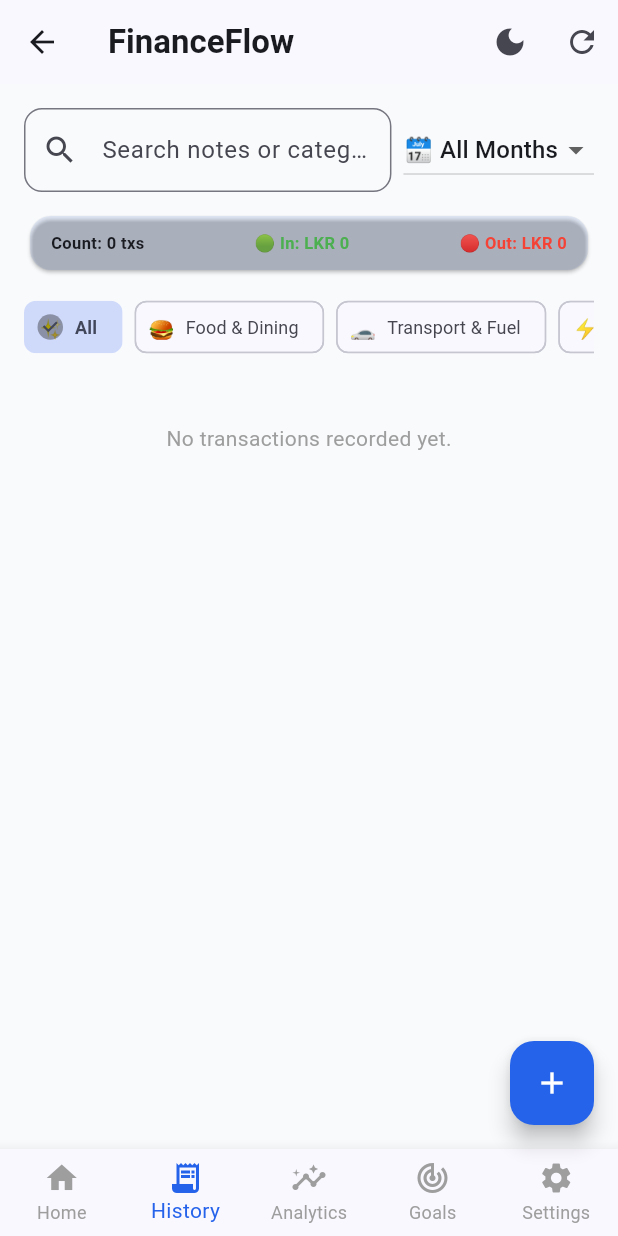
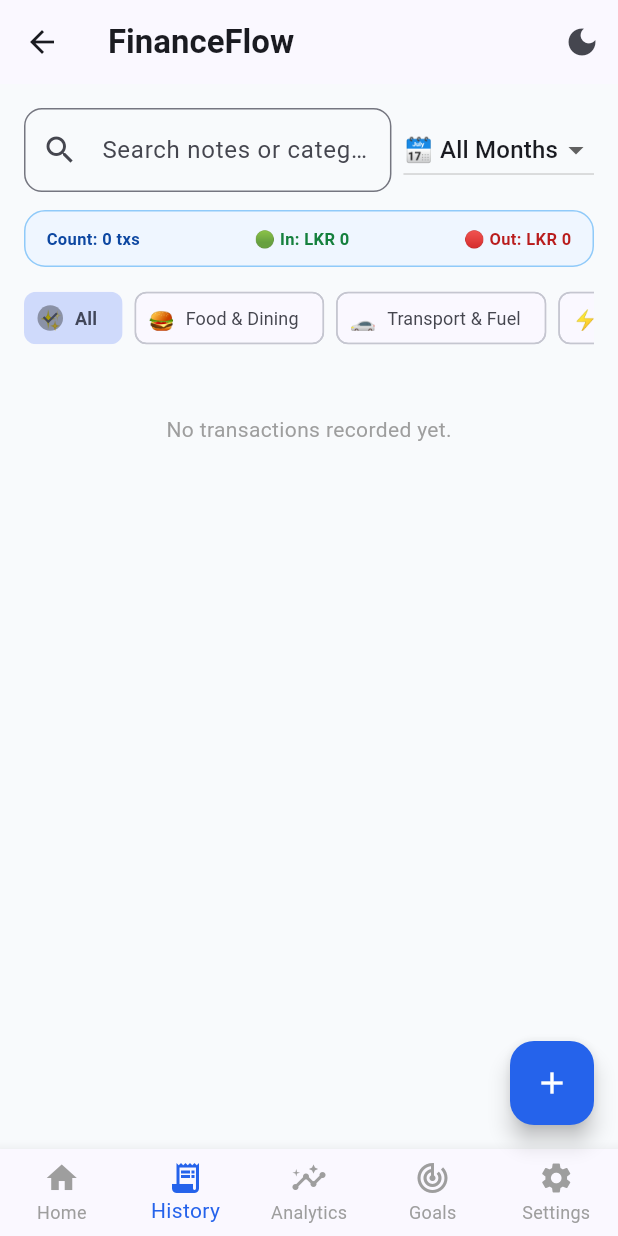
Before and after one commit to Kalana001/financeflow, a Flutter app: the DashboardScreen screen opened directly with empty values, item 2 of the bottom bar chosen, on a phone screen of 412 x 824 dp. Run offline on Flutter 3.47's test engine with Material 3 defaults, Android fonts, the phone set to English and light mode, and no system bars; our stand-ins replace local_auth, shared_preferences, supabase_flutter; accounts and stored records are empty; Roboto replaces fonts that are missing (Outfit).

Commit message:
Remove refresh button from AppBar and improve text contrast of History metrics chip card in Light and Dark modes

```diff
--- a/lib/screens/dashboard.dart
+++ b/lib/screens/dashboard.dart
@@ -267,10 +267,6 @@ class _DashboardScreenState extends State<DashboardScreen> {
                 await widget.storageService.updateProfileField('dark_mode', _isDarkMode);
               },
             ),
-            IconButton(
-              icon: const Icon(Icons.refresh),
-              onPressed: _loadData,
-            )
           ],
         ),
         body: currentBody,
@@ -740,7 +736,7 @@ class _DashboardScreenState extends State<DashboardScreen> {
   }
 
   // ----------------------------------------------------
-  // 2. TRANSACTIONS TAB (Modern Filter & Correct Match)
+  // 2. TRANSACTIONS TAB (High Contrast Summary Metrics)
   // ----------------------------------------------------
   Widget _buildTransactionsTab() {
     final filtered = _filteredByMonthTransactions.where((tx) {
@@ -793,20 +789,21 @@ class _DashboardScreenState extends State<DashboardScreen> {
               ),
               const SizedBox(height: 12),
 
-              // Filter Summary Metrics Chip Card
-              Card(
-                color: _themeColor.withOpacity(0.08),
-                shape: RoundedRectangleBorder(borderRadius: BorderRadius.circular(14)),
-                child: Padding(
-                  padding: const EdgeInsets.symmetric(horizontal: 14, vertical: 10),
-                  child: Row(
-                    mainAxisAlignment: MainAxisAlignment.spaceBetween,
-                    children: [
-                      Text('Count: ${filtered.length} txs', style: const TextStyle(fontSize: 11, fontWeight: FontWeight.bold)),
-                      Text('🟢 In: $_preferredCurrency ${filteredIncome.toStringAsFixed(0)}', style: const TextStyle(fontSize: 11, color: Colors.green, fontWeight: FontWeight.bold)),
-                      Text('🔴 Out: $_preferredCurrency ${filteredExpense.toStringAsFixed(0)}', style: const TextStyle(fontSize: 11, color: Colors.red, fontWeight: FontWeight.bold)),
-                    ],
-                  ),
+              // High-Contrast Filter Summary Metrics Card
+              Container(
+                padding: const EdgeInsets.symmetric(horizontal: 14, vertical: 10),
+                decoration: BoxDecoration(
+                  color: _isDarkMode ? const Color(0xFF1E293B) : const Color(0xFFEFF6FF),
+                  borderRadius: BorderRadius.circular(14),
+                  border: Border.all(color: _isDarkMode ? Colors.blue[900]! : Colors.blue[200]!),
+                ),
+                child: Row(
+                  mainAxisAlignment: MainAxisAlignment.spaceBetween,
+                  children: [
+                    Text('Count: ${filtered.length} txs', style: TextStyle(fontSize: 11, fontWeight: FontWeight.bold, color: _isDarkMode ? Colors.white : Colors.blue[900])),
+                    Text('🟢 In: $_preferredCurrency ${filteredIncome.toStringAsFixed(0)}', style: TextStyle(fontSize: 11, color: _isDarkMode ? const Color(0xFF4ADE80) : const Color(0xFF15803D), fontWeight: FontWeight.bold)),
+                    Text('🔴 Out: $_preferredCurrency ${filteredExpense.toStringAsFixed(0)}', style: TextStyle(fontSize: 11, color: _isDarkMode ? const Color(0xFFF87171) : const Color(0xFFB91C1C), fontWeight: FontWeight.bold)),
+                  ],
                 ),
               ),
               const SizedBox(height: 10),
@@ -933,7 +930,7 @@ class _DashboardScreenState extends State<DashboardScreen> {
             children: [
               Expanded(
                 child: Card(
-                  color: Colors.green[50],
+                  color: _isDarkMode ? Colors.green[900]!.withOpacity(0.3) : Colors.green[50],
                   child: Padding(
                     padding: const EdgeInsets.all(14.0),
                     child: Column(
@@ -949,7 +946,7 @@ class _DashboardScreenState extends State<DashboardScreen> {
               ),
               Expanded(
                 child: Card(
-                  color: Colors.purple[50],
+                  color: _isDarkMode ? Colors.purple[900]!.withOpacity(0.3) : Colors.purple[50],
                   child: Padding(
                     padding: const EdgeInsets.all(14.0),
                     child: Column(
@@ -991,7 +988,7 @@ class _DashboardScreenState extends State<DashboardScreen> {
 
           // AI What-If Simulator
           Card(
-            color: Colors.blue[50],
+            color: _isDarkMode ? Colors.blue[900]!.withOpacity(0.3) : Colors.blue[50],
             shape: RoundedRectangleBorder(borderRadius: BorderRadius.circular(16), side: BorderSide(color: Colors.blue[200]!)),
             child: Padding(
               padding: const EdgeInsets.all(16.0),
```
